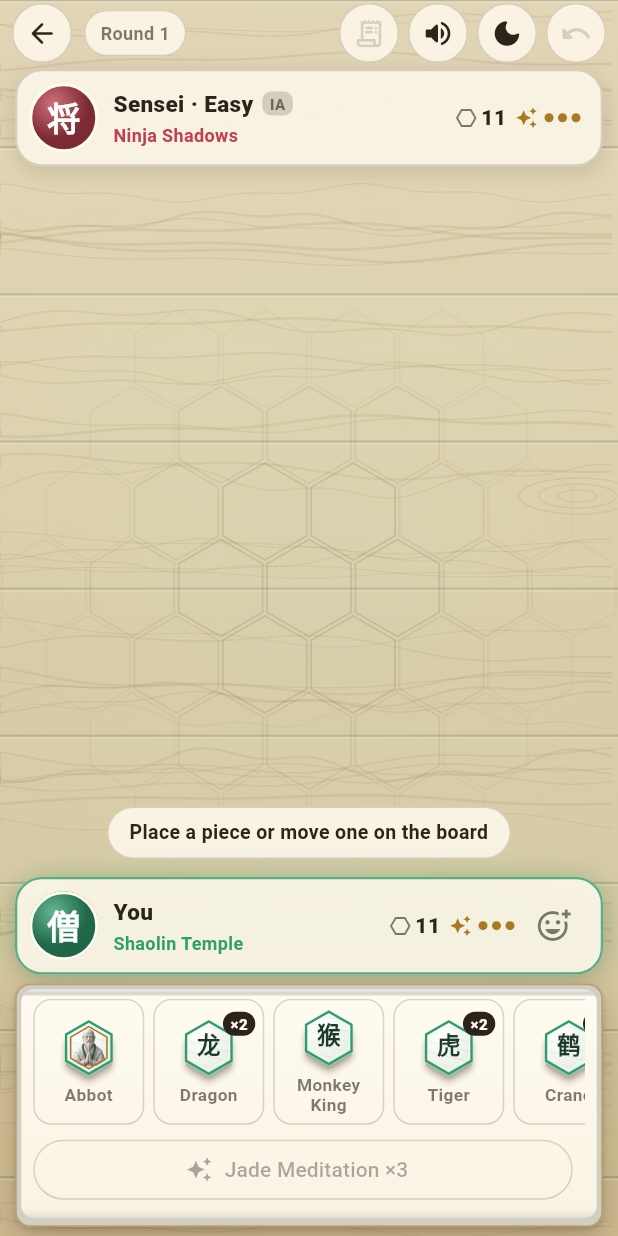
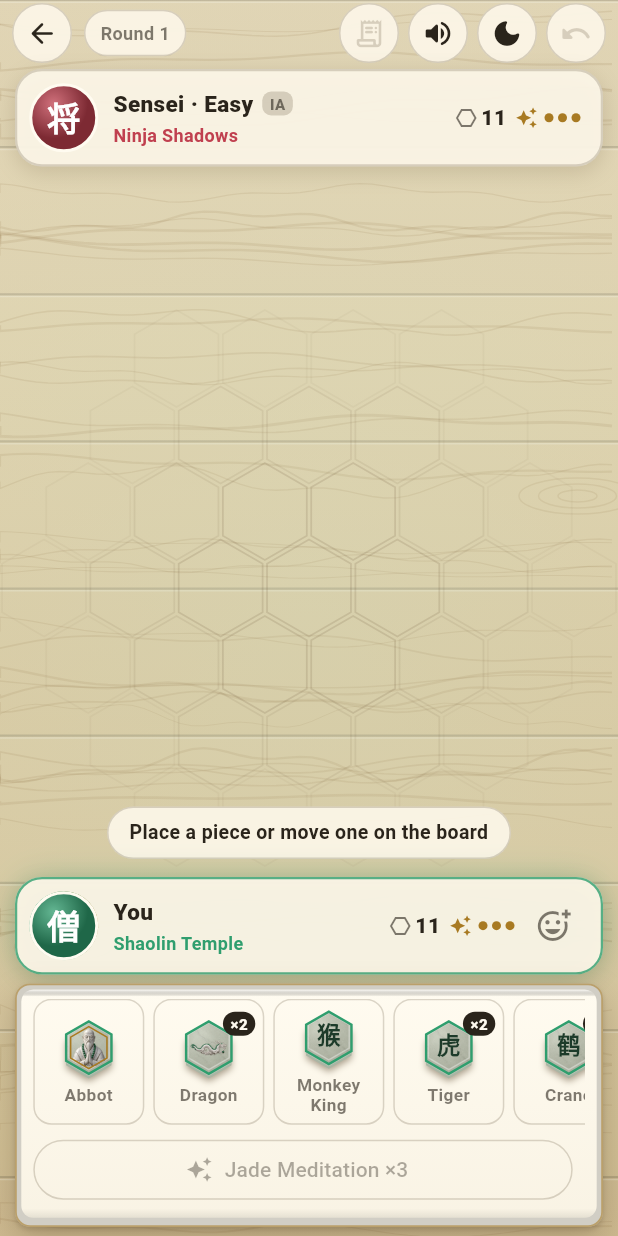
Before and after one commit to spcolonna/hexiege, a Flutter app: the GameScreen screen opened directly, on a phone screen of 412 x 824 dp. Run offline on Flutter 3.47's test engine with Material 3 defaults, Android fonts, the phone set to English and light mode, and no system bars; our stand-ins replace audioplayers, shared_preferences; accounts and stored records are empty.

Commit message:
Arte: piedra de fichas por facción con textura, dragón y prompts compactos
- assets/textures/{shaolin,ninja}_stone.webp; la cara de la ficha usa la textura
  de su facción (en partidas espejo, la del asiento) con un recorte distinto por ficha.
- assets/pieces/shaolin_dragon.webp (versión horizontal, a rehacer).
- Prompts: formato cuadrado y figura compacta; dragón, Shinobi y Rey Mono reescritos.

Co-Authored-By: Claude Opus 5.5 <noreply@anthropic.com>

```diff
--- a/lib/ui/board_painter.dart
+++ b/lib/ui/board_painter.dart
@@ -176,6 +176,7 @@ class BoardPainter extends CustomPainter {
           shadow: i == 0 || (isTop && h == selected),
           paralyzed: isTop && game.isParalyzed(p),
           seed: p.id,
+          mirror: game.factions[0] == game.factions[1],
         );
       }
       if (stack.length > 1 && !hidden.contains(stack.last.id)) {
@@ -278,6 +279,7 @@ class BoardPainter extends CustomPainter {
         scale: s.scale,
         opacity: s.opacity,
         paralyzed: game.isParalyzed(fl.piece),
+        mirror: game.factions[0] == game.factions[1],
         seed: fl.piece.id,
       );
     }
--- a/lib/ui/fx/piece_art.dart
+++ b/lib/ui/fx/piece_art.dart
@@ -8,10 +8,14 @@ import '../../engine/pieces.dart';
 /// falten se dibujan con su carácter, así el juego funciona sin el arte.
 class PieceArt {
   static final _images = <PieceType, ui.Image>{};
+  static final _stones = <Faction, ui.Image>{};
 
   static String assetPath(PieceType t) => 'assets/pieces/${t.faction.name}_${t.name}.webp';
 
   static ui.Image? of(PieceType t) => _images[t];
+
+  /// Textura de la piedra de las fichas de [f] (`assets/textures/<facción>_stone.webp`).
+  static ui.Image? stone(Faction f) => _stones[f];
 
   /// Carga las que existan. Se llama una vez al arrancar.
   static Future<void> load() async {
@@ -25,8 +29,15 @@ class PieceArt {
         final codec = await ui.instantiateImageCodec(data.buffer.asUint8List(), targetWidth: 256);
         _images[t] = (await codec.getNextFrame()).image;
       }
+      for (final f in Faction.values) {
+        final path = 'assets/textures/${f.name}_stone.webp';
+        if (!available.contains(path)) continue;
+        final data = await rootBundle.load(path);
+        final codec = await ui.instantiateImageCodec(data.buffer.asUint8List());
+        _stones[f] = (await codec.getNextFrame()).image;
+      }
     } catch (_) {
-      // Sin arte: se usan los caracteres.
+      // Sin arte: se usan los caracteres y la piedra pintada.
     }
   }
 }
--- a/lib/ui/fx/piece_renderer.dart
+++ b/lib/ui/fx/piece_renderer.dart
@@ -27,7 +27,8 @@ class PieceRenderer {
   }
 
   /// [c] centro de la casilla en el tablero; [z] altura en el aire (px);
-  /// [scale] escala extra (squash/hover); [shadow] false para piezas apiladas debajo.
+  /// [scale] escala extra (squash/hover); [shadow] false para piezas apiladas debajo;
+  /// [mirror] true si ambos jugadores tienen la misma facción.
   static void draw(
     Canvas canvas, {
     required HexTheme theme,
@@ -41,6 +42,7 @@ class PieceRenderer {
     bool shadow = true,
     bool paralyzed = false,
     int seed = 0,
+    bool mirror = false,
   }) {
     final r = radius * 0.92 * scale * (1 + z / 320);
     final depth = radius * depthRatio;
@@ -60,36 +62,68 @@ class PieceRenderer {
       );
     }
 
+    // Tono de la piedra: clara para Shaolin y oscura para Ninja. En partidas
+    // espejo (misma facción en ambos lados) manda el asiento, para distinguirlos.
+    final tone = mirror ? owner : (type.faction == Faction.shaolin ? 0 : 1);
+
     // Canto: la misma forma desplazada hacia abajo, en tono del lateral.
-    final side = theme.stoneSide[owner];
+    final side = theme.stoneSide[tone];
     canvas.drawPath(hexAt(face + Offset(0, depth), r), Paint()..color = side);
     canvas.drawPath(
       hexAt(face + Offset(0, depth * 0.5), r),
-      Paint()..color = Color.lerp(side, theme.stone[owner][1], 0.35)!,
+      Paint()..color = Color.lerp(side, theme.stone[tone][1], 0.35)!,
     );
 
     // Cara
     final facePath = hexAt(face, r);
+    final texture = PieceArt.stone(tone == 0 ? Faction.shaolin : Faction.ninja);
+    canvas.save();
+    canvas.clipPath(facePath);
+    if (texture != null) {
+      // Piedra real: cada ficha toma otro recorte de la textura según su id.
+      final k = 2.6 * r / texture.width;
+      final rnd = Random(seed);
+      final m = Matrix4.identity()
+        ..translateByDouble(face.dx - r * (0.3 + rnd.nextDouble()), face.dy - r * (0.3 + rnd.nextDouble()), 0, 1)
+        ..scaleByDouble(k, k, 1, 1);
+      canvas.drawPath(
+        facePath,
+        Paint()
+          ..shader = ImageShader(texture, TileMode.repeated, TileMode.repeated, m.storage)
+          ..filterQuality = FilterQuality.medium,
+      );
+      // Volumen: luz arriba a la izquierda y sombra abajo a la derecha.
       canvas.drawPath(
         facePath,
         Paint()
           ..shader = RadialGradient(
             center: const Alignment(-0.35, -0.5),
             radius: 1.15,
-          colors: theme.stone[owner],
+            colors: [
+              Colors.white.withValues(alpha: tone == 0 ? 0.28 : 0.10),
+              Colors.black.withValues(alpha: tone == 0 ? 0.12 : 0.30),
+            ],
           ).createShader(Rect.fromCircle(center: face, radius: r)),
       );
-
+    } else {
+      canvas.drawPath(
+        facePath,
+        Paint()
+          ..shader = RadialGradient(
+            center: const Alignment(-0.35, -0.5),
+            radius: 1.15,
+            colors: theme.stone[tone],
+          ).createShader(Rect.fromCircle(center: face, radius: r)),
+      );
       // Vetas
-    canvas.save();
-    canvas.clipPath(facePath);
       final vein = Paint()
         ..style = PaintingStyle.stroke
         ..strokeWidth = max(0.6, r * 0.025)
-      ..color = (owner == 0 ? Colors.black : Colors.white).withValues(alpha: 0.06);
+        ..color = (tone == 0 ? Colors.black : Colors.white).withValues(alpha: 0.06);
       for (var i = -2; i <= 2; i++) {
         final y = face.dy + i * r * 0.38 + (seed % 5) * r * 0.06;
         canvas.drawLine(Offset(face.dx - r, y - r * 0.3), Offset(face.dx + r, y + r * 0.22), vein);
+      }
     }
     // Brillo especular en el borde superior
     canvas.drawPath(
@@ -97,7 +131,7 @@ class PieceRenderer {
       Paint()
         ..style = PaintingStyle.stroke
         ..strokeWidth = r * 0.06
-        ..color = Colors.white.withValues(alpha: owner == 0 ? 0.35 : 0.08),
+        ..color = Colors.white.withValues(alpha: tone == 0 ? 0.35 : 0.08),
     );
     canvas.restore();
 
@@ -122,7 +156,7 @@ class PieceRenderer {
       );
       canvas.restore();
     } else {
-      text(canvas, type.glyph, face, r * 0.9, theme.glyph[owner]);
+      text(canvas, type.glyph, face, r * 0.9, theme.glyph[tone]);
     }
     // El anillo del líder va encima del arte para que la ilustración no lo tape.
     if (type.isLeader) {
--- a/lib/ui/game_screen.dart
+++ b/lib/ui/game_screen.dart
@@ -841,7 +841,7 @@ class _GameScreenState extends State<GameScreen> with TickerProviderStateMixin {
               for (final p in stack.reversed) ...[
                 Row(
                   children: [
-                    PieceChip(type: p.type, owner: p.owner, size: 22),
+                    PieceChip(type: p.type, owner: p.owner, size: 22, mirror: _game.factions[0] == _game.factions[1]),
                     const SizedBox(width: 12),
                     Expanded(
                       child: Text(
@@ -1673,7 +1673,13 @@ class _GameScreenState extends State<GameScreen> with TickerProviderStateMixin {
                     tween: Tween(end: selected ? 0.4 : 0),
                     duration: const Duration(milliseconds: 260),
                     curve: selected ? Curves.easeOutBack : Curves.easeIn,
-                    builder: (_, lift, _) => PieceChip(type: type, owner: owner, size: 19, lift: lift),
+                    builder: (_, lift, _) => PieceChip(
+                      type: type,
+                      owner: owner,
+                      size: 19,
+                      lift: lift,
+                      mirror: _game.factions[0] == _game.factions[1],
+                    ),
                   ),
                   if (count > 1)
                     Positioned(
--- a/lib/ui/piece_chip.dart
+++ b/lib/ui/piece_chip.dart
@@ -13,7 +13,17 @@ class PieceChip extends StatelessWidget {
 
   /// Altura "en el aire" relativa al tamaño (0 = apoyada).
   final double lift;
-  const PieceChip({super.key, required this.type, required this.owner, this.size = 20, this.lift = 0});
+
+  /// Partida espejo: la piedra sigue al asiento y no a la facción.
+  final bool mirror;
+  const PieceChip({
+    super.key,
+    required this.type,
+    required this.owner,
+    this.size = 20,
+    this.lift = 0,
+    this.mirror = false,
+  });
 
   @override
   Widget build(BuildContext context) {
@@ -23,7 +33,7 @@ class PieceChip extends StatelessWidget {
       listenable: AppSettings.instance,
       builder: (context, _) => CustomPaint(
         size: Size(w, w + size * 0.3),
-        painter: _ChipPainter(type, owner, size, lift, HexTheme.of(context), AppSettings.instance.useGlyphs),
+        painter: _ChipPainter(type, owner, size, lift, HexTheme.of(context), AppSettings.instance.useGlyphs, mirror),
       ),
     );
   }
@@ -34,8 +44,8 @@ class _ChipPainter extends CustomPainter {
   final int owner;
   final double size, lift;
   final HexTheme theme;
-  final bool glyphs;
-  _ChipPainter(this.type, this.owner, this.size, this.lift, this.theme, this.glyphs);
+  final bool glyphs, mirror;
+  _ChipPainter(this.type, this.owner, this.size, this.lift, this.theme, this.glyphs, this.mirror);
 
   @override
   void paint(Canvas canvas, Size s) {
@@ -47,10 +57,17 @@ class _ChipPainter extends CustomPainter {
       c: Offset(s.width / 2, s.height / 2 - size * 0.1),
       radius: size,
       z: lift * size,
+      mirror: mirror,
     );
   }
 
   @override
   bool shouldRepaint(covariant _ChipPainter o) =>
-      o.type != type || o.owner != owner || o.size != size || o.lift != lift || o.theme != theme || o.glyphs != glyphs;
+      o.type != type ||
+      o.owner != owner ||
+      o.size != size ||
+      o.lift != lift ||
+      o.theme != theme ||
+      o.glyphs != glyphs ||
+      o.mirror != mirror;
 }
--- a/pubspec.yaml
+++ b/pubspec.yaml
@@ -63,6 +63,7 @@ flutter:
   assets:
     - assets/sfx/
     - assets/pieces/
+    - assets/textures/
 
   # To add assets to your application, add an assets section, like this:
   # assets:
```
Also changed, not shown: assets/pieces/shaolin_dragon.webp (added), assets/textures/ninja_stone.webp (added), assets/textures/shaolin_stone.webp (added), 1 other file. Lines whose indentation alone changed are shown as unchanged.
